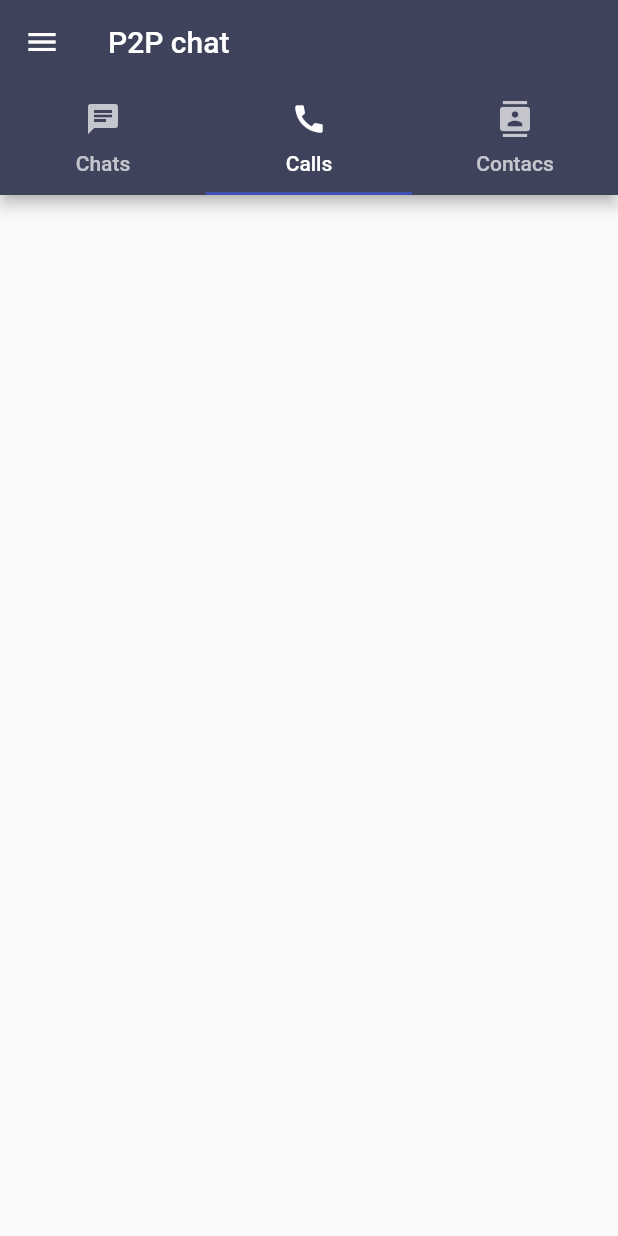
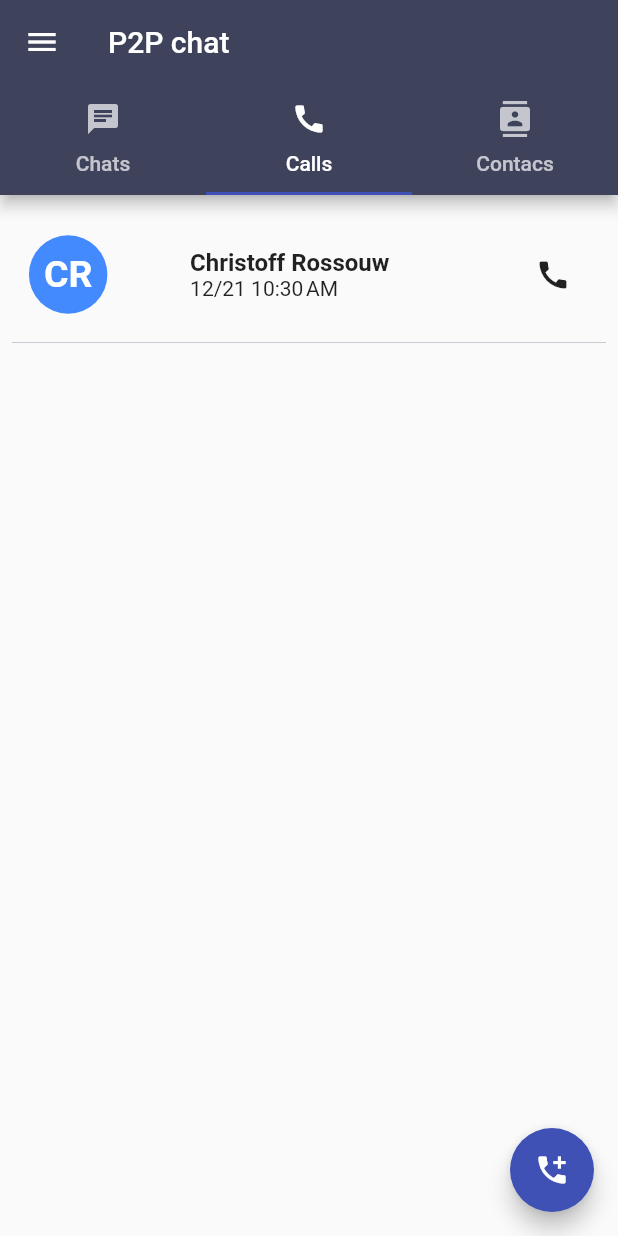
Before and after one commit to TheLonelyNull/p2p-chat, a Flutter app: the screen it shows after launch, tab 2 chosen, on a phone screen of 412 x 824 dp. Run offline on Flutter 3.47's test engine with Material 2 defaults, Android fonts, the phone set to English and light mode, and no system bars; our stand-ins replace badges, bloc, equatable, flare_flutter, flutter_bloc.

Commit message:
ADD date format and call log done

```diff
--- /dev/null
+++ b/p2p_chat/lib/screens/calls.dart
@@ -0,0 +1,70 @@
+import 'package:flutter/material.dart';
+import '../utilWidgets/textCircleWidget.dart';
+import 'package:intl/intl.dart';
+
+class CallsScreen extends StatelessWidget {
+  CallsScreen({Key key}) : super(key: key);
+
+  @override
+  Widget build(BuildContext context) {
+    return Scaffold(
+      floatingActionButton:
+          FloatingActionButton(child: Icon(Icons.add_call), onPressed: () {}),
+      body: ListView(
+        children: <Widget>[
+          CallLogWidget(username: "Christoff Rossouw", profileImageURL: "", callDate: DateTime.now(),)
+        ],
+      ),
+    );
+  }
+}
+
+class CallLogWidget extends StatelessWidget {
+  String username;
+  DateTime callDate;
+  String profileImageURL;
+
+  CallLogWidget({Key key, this.username, this.callDate, this.profileImageURL})
+      : super(key: key);
+
+  @override
+  Widget build(BuildContext context) {
+    return Padding(
+      padding: const EdgeInsets.all(8.0),
+      child: Container(
+          width: double.infinity,
+          decoration: const BoxDecoration(
+            border: Border(
+              bottom: BorderSide(color: Color(0xFF565973), width: 0.2),
+            ),
+          ),
+          child: Row(
+            crossAxisAlignment: CrossAxisAlignment.center,
+            mainAxisAlignment: MainAxisAlignment.spaceAround,
+            children: <Widget>[
+              TextCircleWidget(color: Colors.blueAccent, text: "CR"),
+              SizedBox(
+                width: 10,
+              ),
+              Column(
+                mainAxisAlignment: MainAxisAlignment.spaceBetween,
+                crossAxisAlignment: CrossAxisAlignment.start,
+                children: <Widget>[
+                  Text(this.username,
+                      style:
+                      TextStyle(fontSize: 16, fontWeight: FontWeight.bold)),
+                  Text(DateFormat.Md().add_jm().format(this.callDate))
+                ],
+              ),
+              SizedBox(
+                width: 40,
+              ),
+              IconButton(
+                icon: Icon(Icons.call),
+                onPressed: (){},
+              )
+            ],
+          )),
+    );
+  }
+}
--- a/p2p_chat/lib/screens/chatOverview.dart
+++ b/p2p_chat/lib/screens/chatOverview.dart
@@ -1,5 +1,6 @@
 import 'package:flutter/material.dart';
 import 'package:badges/badges.dart';
+import '../utilWidgets/textCircleWidget.dart';
 
 class ChatOverviewScreen extends StatefulWidget {
   ChatOverviewScreen({Key key}) : super(key: key);
@@ -105,24 +106,3 @@ class ChatPreviewWidget extends StatelessWidget {
     );
   }
 }
-
-class TextCircleWidget extends StatelessWidget {
-  Color color;
-  String text;
-
-  TextCircleWidget({Key key, this.color, this.text}) : super(key: key);
-
-  @override
-  Widget build(BuildContext context) {
-    return Container(
-        padding: EdgeInsets.all(10),
-        height: 90,
-        alignment: Alignment.center,
-        decoration: BoxDecoration(color: this.color, shape: BoxShape.circle),
-        child: Text(this.text,
-            style: TextStyle(
-                fontSize: 25,
-                fontWeight: FontWeight.bold,
-                color: Colors.white)));
-  }
-}
--- a/p2p_chat/lib/screens/home.dart
+++ b/p2p_chat/lib/screens/home.dart
@@ -1,5 +1,6 @@
 import 'package:flutter/material.dart';
 import 'chatOverview.dart';
+import 'calls.dart';
 
 class HomeScreen extends StatefulWidget {
   HomeScreen({Key key}) : super(key: key);
@@ -15,7 +16,11 @@ class HomeScreenState extends State<HomeScreen> {
   @override
   Widget build(BuildContext context) {
     //todo create pages for chat, calls and contacts
-    final _tabPages = <Widget>[ChatOverviewScreen(), Container(), Container()];
+    final _tabPages = <Widget>[
+      ChatOverviewScreen(),
+      CallsScreen(),
+      Container()
+    ];
 
     final _tabs = <Tab>[
       Tab(icon: Icon(Icons.chat), text: "Chats"),
--- /dev/null
+++ b/p2p_chat/lib/utilWidgets/textCircleWidget.dart
@@ -0,0 +1,22 @@
+import 'package:flutter/material.dart';
+
+class TextCircleWidget extends StatelessWidget {
+  final Color color;
+  final String text;
+
+  TextCircleWidget({Key key, this.color, this.text}) : super(key: key);
+
+  @override
+  Widget build(BuildContext context) {
+    return Container(
+        padding: EdgeInsets.all(10),
+        height: 90,
+        alignment: Alignment.center,
+        decoration: BoxDecoration(color: this.color, shape: BoxShape.circle),
+        child: Text(this.text,
+            style: TextStyle(
+                fontSize: 25,
+                fontWeight: FontWeight.bold,
+                color: Colors.white)));
+  }
+}
--- a/p2p_chat/pubspec.yaml
+++ b/p2p_chat/pubspec.yaml
@@ -26,6 +26,8 @@ dependencies:
   flutter_bloc: ^2.1.1
   equatable: ^0.2.6
   badges: ^1.1.0
+  intl: ^0.16.0
+
 dev_dependencies:
   flutter_test:
     sdk: flutter
```
Also changed, not shown: p2p_chat/pubspec.lock.
